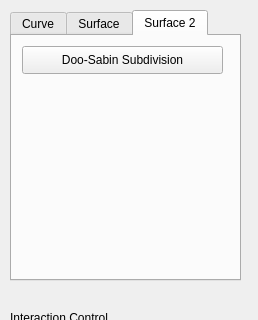
Before: the Qt Designer form GeoModeling/Control.ui in Wulonghua/GeometricModeling, drawn with Qt 5; both pictures show x 0 to 258 and y 0 to 320 of the 258 by 616 pixel window.
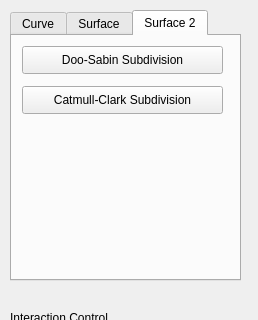
After: the same form once the commit is applied.

Commit message: finish Catmull-Clark subdivision.

```diff
--- a/GeoModeling/Control.ui
+++ b/GeoModeling/Control.ui
@@ -354,6 +354,19 @@
       <string>Doo-Sabin Subdivision</string>
      </property>
     </widget>
+    <widget class="QPushButton" name="pushButton_CatmullClark">
+     <property name="geometry">
+      <rect>
+       <x>10</x>
+       <y>50</y>
+       <width>201</width>
+       <height>28</height>
+      </rect>
+     </property>
+     <property name="text">
+      <string>Catmull-Clark Subdivision</string>
+     </property>
+    </widget>
    </widget>
   </widget>
  </widget>
```
The commit also changes 4 other files.
